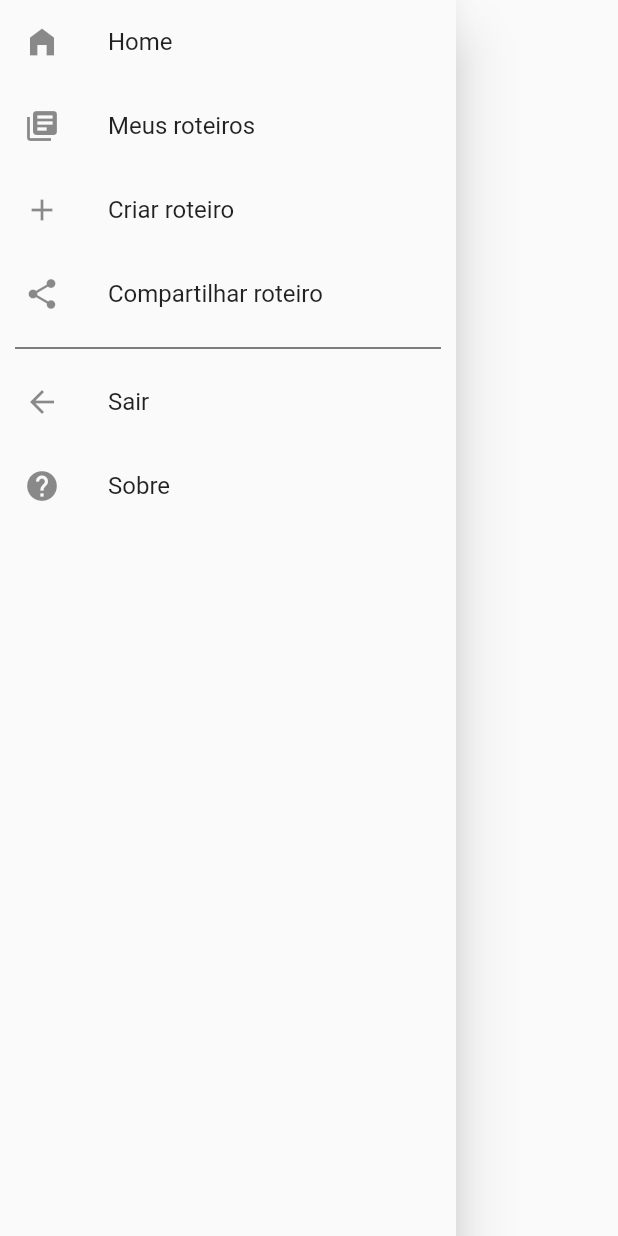
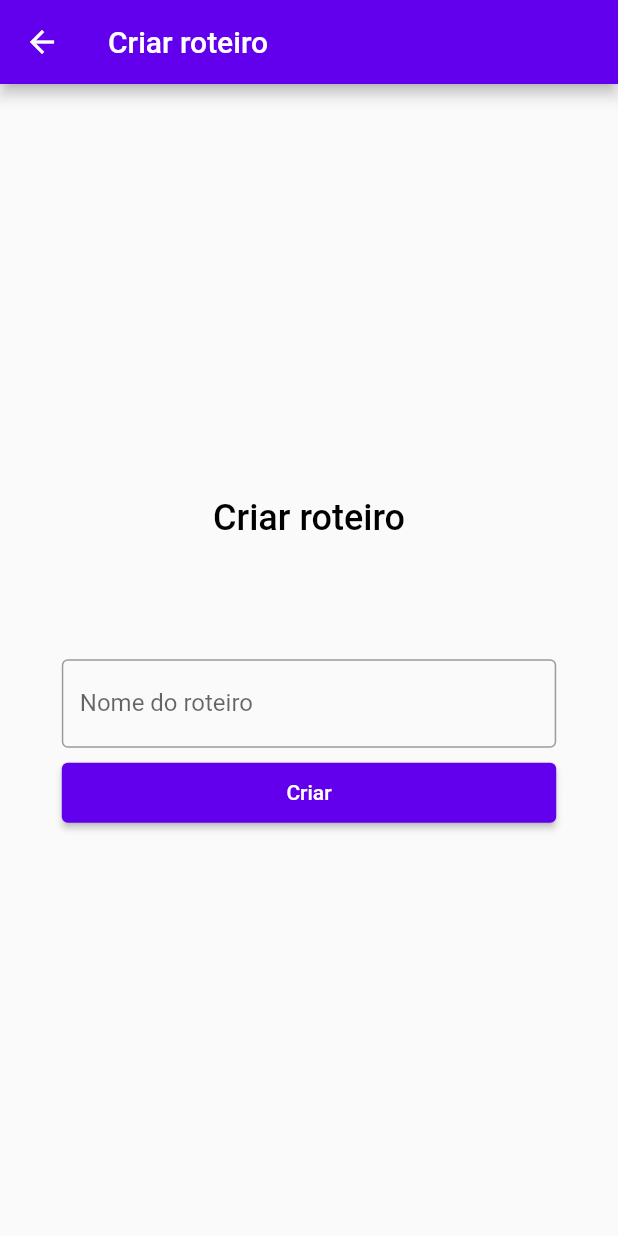
Before and after one commit to jvmr535/arrivederci, a Flutter app: the NavigationDrawer widget shown alone on an empty page, opened directly, after a tap on "Criar roteiro", on a phone screen of 412 x 824 dp. Run offline on Flutter 3.47's test engine with Material 2 defaults, Android fonts, the light colour scheme and no system bars; our stand-ins replace google_fonts; network calls fail.

Commit message:
feat: :sparkles: Create travel itinerary

```diff
--- a/lib/main.dart
+++ b/lib/main.dart
@@ -1,4 +1,5 @@
 import 'package:arrivederci/modules/about/about_page.dart';
+import 'package:arrivederci/modules/create_travel_itinerary/create_travel_itinerary_page.dart';
 import 'package:arrivederci/modules/forgot_password/forgot_password_page.dart';
 import 'package:arrivederci/modules/home/home_page.dart';
 import 'package:arrivederci/modules/login/login_page.dart';
@@ -21,13 +22,13 @@ class MyApp extends StatelessWidget {
         primarySwatch: Colors.purple,
         primaryColor: AppColors.primary,
       ),
-      // home: Splash(),
       home: Login(),
       routes: <String, WidgetBuilder>{
         HOME_SCREEN: (BuildContext context) => Home(),
         LOGIN_SCREEN: (BuildContext context) => Login(),
         REGISTER_SCREEN: (BuildContext context) => Register(),
         FORGOT_PASSWORD_SCREEN: (BuildContext context) => ForgotPassword(),
+        CRIAR_ROTEIRO: (BuildContext context) => CreateTravelItinerary(),
         ABOUT_SCREEN: (BuildContext context) => About(),
       },
     );
--- /dev/null
+++ b/lib/modules/create_travel_itinerary/create_travel_itinerary_page.dart
@@ -0,0 +1,61 @@
+import 'package:arrivederci/shared/themes/app_colors.dart';
+import 'package:arrivederci/shared/themes/app_footer.dart';
+import 'package:arrivederci/shared/themes/app_text_styles.dart';
+import 'package:flutter/material.dart';
+
+class CreateTravelItinerary extends StatefulWidget {
+  const CreateTravelItinerary({Key? key}) : super(key: key);
+
+  @override
+  _CreateTravelItineraryState createState() => _CreateTravelItineraryState();
+}
+
+class _CreateTravelItineraryState extends State<CreateTravelItinerary> {
+  @override
+  Widget build(BuildContext context) {
+    final size = MediaQuery.of(context).size;
+    return Scaffold(
+      appBar: AppBar(
+        title: Text("Criar roteiro"),
+      ),
+      body: Stack(children: [
+        Center(
+          child: Container(
+            child: Column(
+              mainAxisAlignment: MainAxisAlignment.center,
+              children: [
+                Text(
+                  "Criar roteiro",
+                  style: TextStyles.pageTitle,
+                ),
+                SizedBox(height: 80.0),
+                Container(
+                  width: size.width * 0.8,
+                  child: TextField(
+                    decoration: InputDecoration(
+                      labelText: 'Nome do roteiro',
+                      border: OutlineInputBorder(),
+                    ),
+                  ),
+                ),
+                SizedBox(height: 10.0),
+                Container(
+                  width: size.width * 0.8,
+                  height: 40,
+                  child: ElevatedButton(
+                    style: ElevatedButton.styleFrom(
+                      primary: AppColors.primary, // background
+                      onPrimary: Colors.white, // foreground
+                    ),
+                    onPressed: () {},
+                    child: Text('Criar'),
+                  ),
+                ),
+              ],
+            ),
+          ),
+        )
+      ]),
+    );
+  }
+}
--- a/lib/modules/home/home_page.dart
+++ b/lib/modules/home/home_page.dart
@@ -17,8 +17,8 @@ class _HomeState extends State<Home> {
       appBar: AppBar(
         title: Text("Home"),
       ),
+      drawer: NavigationDrawer(),
       body: LocationSearch(),
-      drawer: NavigationDrawer(),
       bottomNavigationBar: AppFooter.footer,
     );
   }
--- a/lib/shared/Constants.dart
+++ b/lib/shared/Constants.dart
@@ -8,7 +8,9 @@ String
     // ignore: non_constant_identifier_names
     FORGOT_PASSWORD_SCREEN = '/ForgotPasswordScreen',
     // ignore: non_constant_identifier_names
-    ABOUT_SCREEN = '/AboutScreen';
+    ABOUT_SCREEN = '/AboutScreen',
+    // ignore: non_constant_identifier_names
+    CRIAR_ROTEIRO = '/CriarRoteiro';
 
 String
     // ignore: non_constant_identifier_names
--- a/lib/shared/widgets/add_goal_card/add_goal_card_widget.dart
+++ b/lib/shared/widgets/add_goal_card/add_goal_card_widget.dart
@@ -1,6 +1,7 @@
 import 'package:arrivederci/shared/Constants.dart';
 import 'package:arrivederci/shared/models/place_model.dart';
 import 'package:arrivederci/shared/themes/app_colors.dart';
+import 'package:arrivederci/shared/themes/app_footer.dart';
 import 'package:arrivederci/shared/themes/app_text_styles.dart';
 import 'package:flutter/material.dart';
 
@@ -55,6 +56,7 @@ class AddGoalCard extends StatelessWidget {
           ),
         ),
       ),
+      bottomNavigationBar: AppFooter.footer,
     );
   }
 }
--- a/lib/shared/widgets/location_search/location_search_widget.dart
+++ b/lib/shared/widgets/location_search/location_search_widget.dart
@@ -94,9 +94,8 @@ class _LocationSearchState extends State<LocationSearch> {
                     height: 40,
                     child: ElevatedButton(
                       style: ElevatedButton.styleFrom(
-                        primary: AppColors.white,
-                        onPrimary: AppColors.primary,
-                        side: BorderSide(color: AppColors.primary),
+                        primary: AppColors.primary, // background
+                        onPrimary: Colors.white, // foreground
                       ),
                       onPressed: () async {
                         final place = await searchLocalization();
--- a/lib/shared/widgets/navigation_drawer/navigation_drawer_widget.dart
+++ b/lib/shared/widgets/navigation_drawer/navigation_drawer_widget.dart
@@ -26,7 +26,10 @@ class NavigationDrawer extends StatelessWidget {
           ListTile(
             leading: Icon(Icons.add),
             title: Text("Criar roteiro"),
-            onTap: () {},
+            onTap: () {
+              Navigator.pop(context);
+              Navigator.of(context).pushNamed(CRIAR_ROTEIRO);
+            },
           ),
           ListTile(
             leading: Icon(Icons.share),
```
